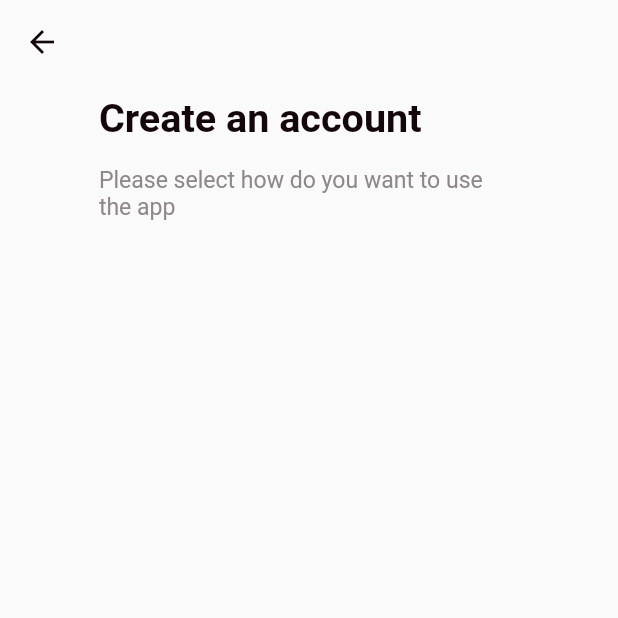
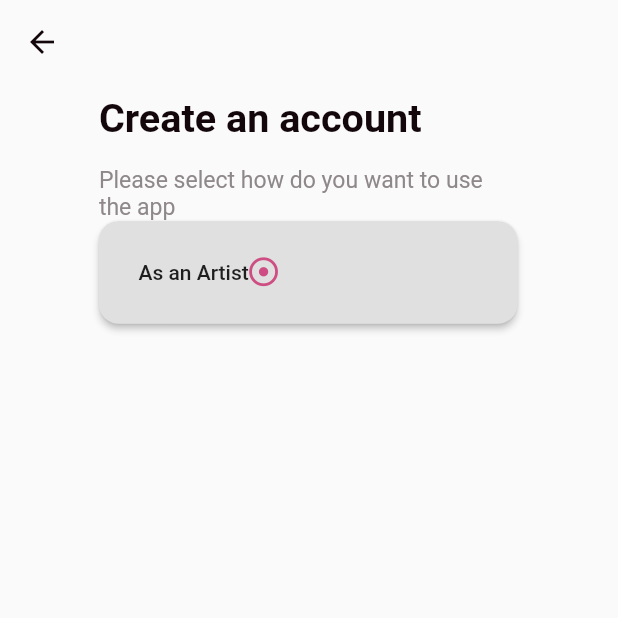
Before and after one commit to bitfriend/mua-flutter, a Flutter app: the screen it shows after launch, after a tap on "Create an account", on a phone screen of 412 x 824 dp, the top half of it. Run offline on Flutter 3.47's test engine with Material 2 defaults, Android fonts, the phone set to English and light mode, and no system bars; our stand-ins replace flutter_screenutil, flutter_swiper, font_awesome_flutter, tinycolor; missing offline and left inert: flutter_statusbarcolor.

```diff
--- a/lib/scenes/CreateAccount.dart
+++ b/lib/scenes/CreateAccount.dart
@@ -1,5 +1,6 @@
 import 'package:flutter/material.dart';
 import 'package:flutter_screenutil/flutter_screenutil.dart';
+import 'package:font_awesome_flutter/font_awesome_flutter.dart';
 import '../theme/light.dart';
 
 class CreateAccount extends StatefulWidget {
@@ -47,10 +48,34 @@ class CreateAccountState extends State<CreateAccount> {
                 fontFamily: 'Roboto',
                 fontWeight: FontWeight.normal,
               )),
+              RaisedButton(
+                onPressed: onArtistPressed,
+                shape: RoundedRectangleBorder(
+                  borderRadius: BorderRadius.circular(ScreenUtil().setWidth(12))
+                ),
+                padding: EdgeInsets.symmetric(
+                  horizontal: ScreenUtil().setWidth(24),
+                  vertical: ScreenUtil().setHeight(24),
+                ),
+                child: Column(
+                  children: <Widget>[
+                    Row(
+                      children: <Widget>[
+                        Text('As an Artist'),
+                        Icon(FontAwesomeIcons.dotCircle, size: ScreenUtil().setSp(18), color: LightTheme.secondary),
+                      ],
+                    ),
+                  ],
+                ),
+              ),
             ],
           ),
         ),
       ),
     );
   }
+
+  void onArtistPressed() {}
+
+  void onClientPressed() {}
 }
--- a/lib/scenes/SignIn.dart
+++ b/lib/scenes/SignIn.dart
@@ -1,6 +1,7 @@
 import 'package:flutter/cupertino.dart';
 import 'package:flutter/material.dart';
 import 'package:flutter_screenutil/flutter_screenutil.dart';
+import 'package:flutter_statusbarcolor/flutter_statusbarcolor.dart';
 import 'package:flutter_swiper/flutter_swiper.dart';
 import 'package:font_awesome_flutter/font_awesome_flutter.dart';
 import 'package:tinycolor/tinycolor.dart';
@@ -15,6 +16,7 @@ class SignIn extends StatefulWidget {
 class SignInState extends State<SignIn> {
   @override
   Widget build(BuildContext context) {
+    FlutterStatusbarcolor.setStatusBarWhiteForeground(false);
     ScreenUtil.init(context, width: 375, height: 812);
     return CupertinoPageScaffold(
       child: SafeArea(
--- a/pubspec.yaml
+++ b/pubspec.yaml
@@ -31,6 +31,8 @@ dependencies:
   font_awesome_flutter: ^8.8.1
 
   tinycolor: ^1.0.2
+
+  flutter_statusbarcolor: ^0.2.3
 
 dev_dependencies:
   flutter_test:
```
Also changed, not shown: pubspec.lock.
